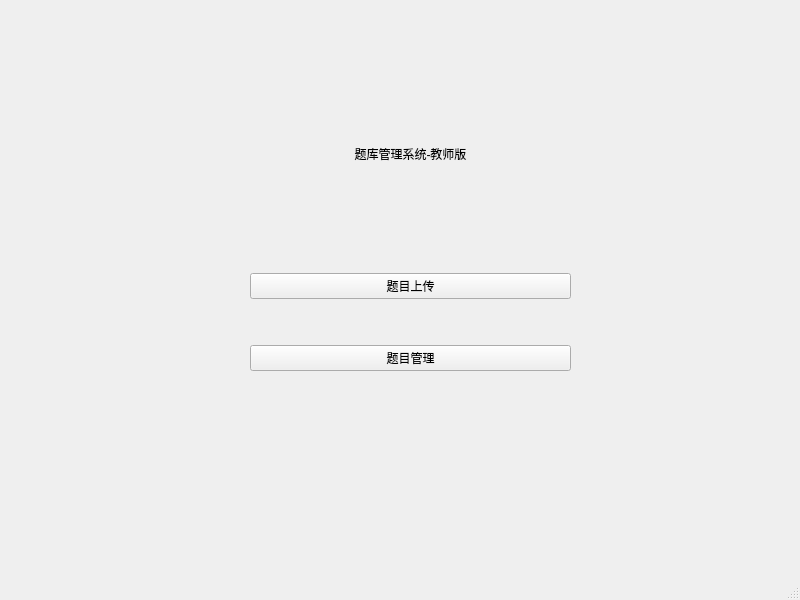
The window that teacherwindow.ui (dingmark1/TestSystem) describes before a commit, drawn with Qt 5.
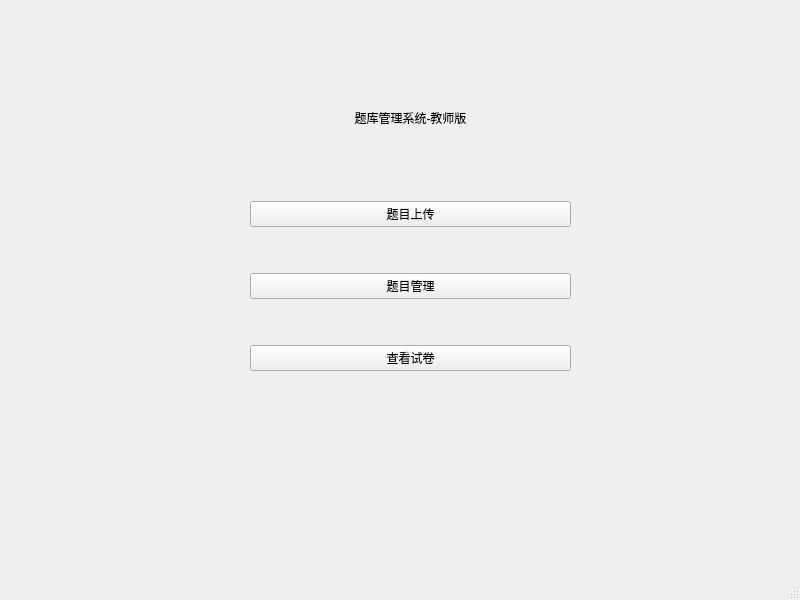
The same window after the commit.

```diff
--- a/teacherwindow.ui
+++ b/teacherwindow.ui
@@ -50,7 +50,7 @@
      <item>
       <layout class="QHBoxLayout" name="horizontalLayout">
        <item>
-        <layout class="QVBoxLayout" name="verticalLayout" stretch="0,1,1">
+        <layout class="QVBoxLayout" name="verticalLayout" stretch="0,1,1,0,0">
          <item>
           <widget class="QPushButton" name="upload_pushButton">
            <property name="text">
@@ -78,6 +78,26 @@
            </property>
           </widget>
          </item>
+         <item>
+          <spacer name="verticalSpacer_3">
+           <property name="orientation">
+            <enum>Qt::Orientation::Vertical</enum>
+           </property>
+           <property name="sizeHint" stdset="0">
+            <size>
+             <width>20</width>
+             <height>40</height>
+            </size>
+           </property>
+          </spacer>
+         </item>
+         <item>
+          <widget class="QPushButton" name="pushButton">
+           <property name="text">
+            <string>查看试卷</string>
+           </property>
+          </widget>
+         </item>
         </layout>
        </item>
       </layout>
```
Left out of the diff: 2 changed lines with no effect on the pictures.
